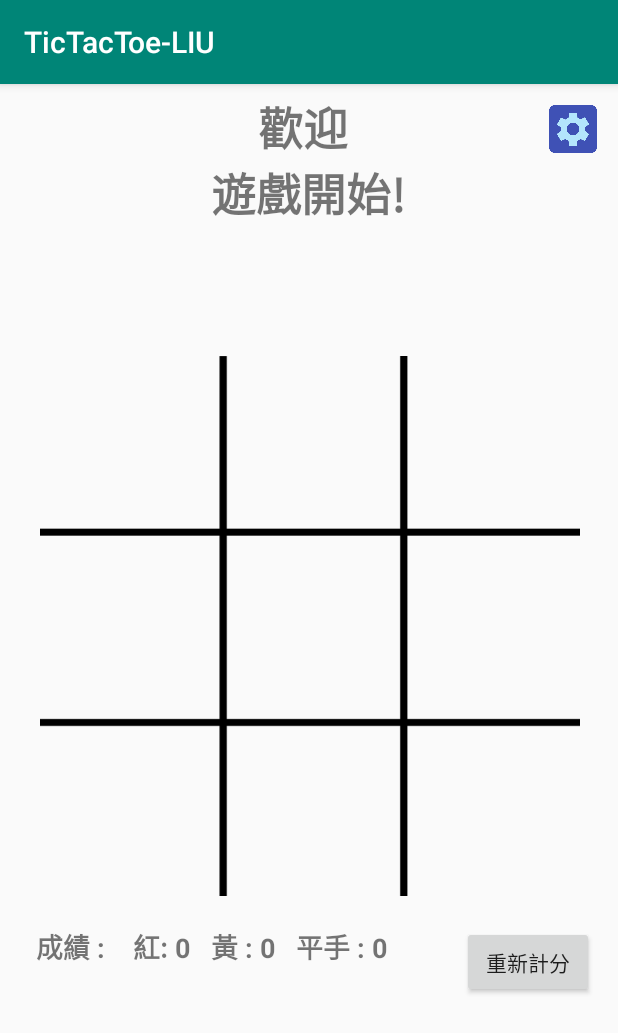
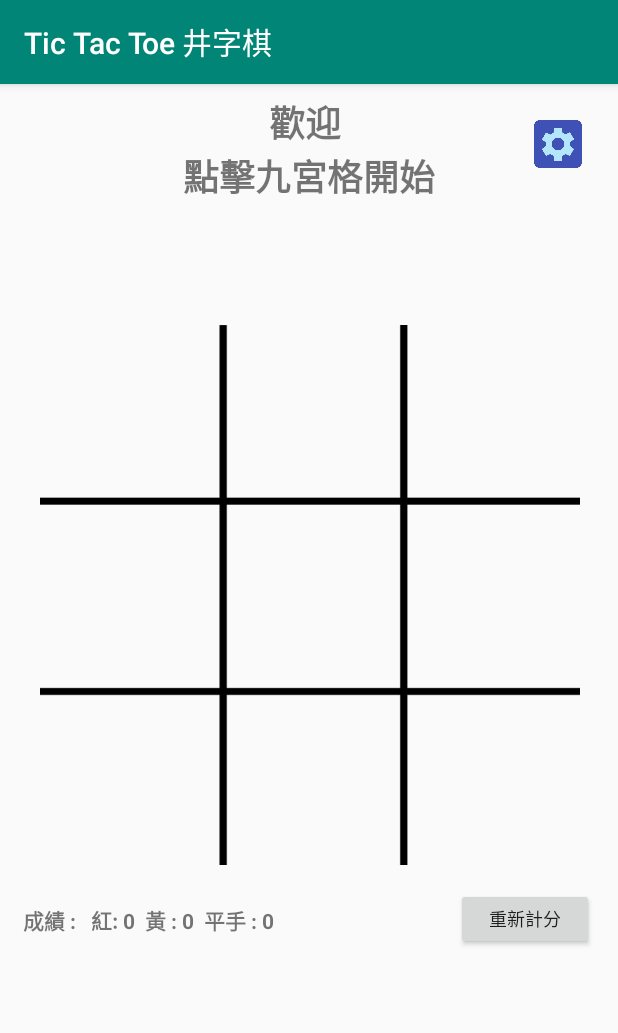
Before and after one commit to liuluke0325/LinkGame, an Android app: the screen it shows after launch (MainActivity), on a phone screen of 412 x 824 dp. Shown: the top 1033 px of the screen. Run offline under Robolectric (Android 15) with nearby library versions, the light colour scheme and no system bars; our stand-ins replace AdMob.

Commit message:
open add, adjust appearance

```diff
--- a/app/src/main/AndroidManifest.xml
+++ b/app/src/main/AndroidManifest.xml
@@ -13,7 +13,7 @@
 
         <meta-data
             android:name="com.google.android.gms.ads.APPLICATION_ID"
-            android:value="ca-app-pub-6224254485550727~2912187030" />
+            android:value="ca-app-pub-6224254485550727~8514446625" />
 
         <activity android:name=".MainActivity">
             <intent-filter>
--- a/app/src/main/java/com/example/linkgame/MainActivity.java
+++ b/app/src/main/java/com/example/linkgame/MainActivity.java
@@ -99,7 +99,7 @@ public void restartGame(View view){
 
         TextView textView = findViewById(R.id.displayPoint);
 
-        textView.setText("成績 : "+"   紅: " + redWinTurn + "   黃 : " + yellowWinTurn +  "   平手 : " + drawTurn);
+        textView.setText("成績 : "+"  紅: " + redWinTurn + "  黃 : " + yellowWinTurn +  "  平手 : " + drawTurn);
 
 
     }
@@ -210,6 +210,7 @@ public void restartGame(View view){
                 setDisplayWord("平手!");
                 newGameButton.setVisibility(View.VISIBLE);
                 countWinTurn(false,false,true);
+                this.gameEnd = true;
 
             }
 
@@ -230,7 +231,7 @@ public void restartGame(View view){
         super.onCreate(savedInstanceState);
         setContentView(R.layout.activity_main);
 
-        MobileAds.initialize(this, "ca-app-pub-6224254485550727/1185361763");
+        MobileAds.initialize(this, "ca-app-pub-6224254485550727~8514446625");
 
         mAdView = findViewById(R.id.adView);
         AdRequest adRequest = new AdRequest.Builder().build();
--- a/app/src/main/res/layout/activity_main.xml
+++ b/app/src/main/res/layout/activity_main.xml
@@ -11,7 +11,7 @@
         android:layout_width="360dp"
         android:layout_height="360dp"
         android:layout_marginStart="25dp"
-        android:layout_marginTop="20dp"
+        android:layout_marginTop="15dp"
         android:layout_marginEnd="24dp"
         android:background="@drawable/board"
         app:columnCount="3"
@@ -131,7 +131,7 @@
         android:layout_width="wrap_content"
         android:layout_height="wrap_content"
         android:layout_marginStart="162dp"
-        android:layout_marginTop="16dp"
+        android:layout_marginTop="10dp"
         android:layout_marginEnd="162dp"
         android:onClick="restartGame"
         android:text="新遊戲"
@@ -142,57 +142,57 @@
 
     <Button
         android:id="@+id/reCountButton"
-        android:layout_width="wrap_content"
-        android:layout_height="wrap_content"
-        android:layout_marginTop="20dp"
+        android:layout_width="92dp"
+        android:layout_height="41dp"
+        android:layout_marginTop="15dp"
         android:layout_marginEnd="16dp"
         android:onClick="reSetCountPoint"
         android:text="重新計分"
+        android:textSize="12sp"
         android:visibility="visible"
         app:layout_constraintEnd_toEndOf="parent"
         app:layout_constraintTop_toBottomOf="@+id/gridLayout" />
 
     <TextView
         android:id="@+id/textDisplay"
-        android:layout_width="222dp"
-        android:layout_height="93dp"
+        android:layout_width="283dp"
+        android:layout_height="87dp"
         android:layout_marginStart="100dp"
-        android:layout_marginTop="4dp"
         android:layout_marginEnd="100dp"
         android:gravity="center_horizontal|center_vertical"
-        android:text="歡迎 \n遊戲開始!"
+        android:text="歡迎 \n點擊九宮格開始"
         android:textAlignment="center"
-        android:textSize="30sp"
+        android:textSize="24sp"
         android:textStyle="bold"
         app:layout_constraintEnd_toEndOf="parent"
-        app:layout_constraintHorizontal_bias="0.545"
         app:layout_constraintStart_toStartOf="parent"
         app:layout_constraintTop_toTopOf="parent" />
 
 
     <com.google.android.gms.ads.AdView xmlns:ads="http://schemas.android.com/apk/res-auto"
         android:id="@+id/adView"
-        android:layout_width="wrap_content"
+        android:layout_width="match_parent"
         android:layout_height="wrap_content"
         android:layout_alignParentBottom="true"
         android:layout_centerHorizontal="true"
         android:layout_marginStart="45dp"
+        android:layout_marginTop="20dp"
         android:layout_marginEnd="46dp"
-        android:visibility="invisible"
         ads:adSize="BANNER"
-        ads:adUnitId="ca-app-pub-3940256099942544/6300978111"
-        ads:layout_constraintBottom_toBottomOf="parent"
+        ads:adUnitId="ca-app-pub-6224254485550727/8322874936"
         ads:layout_constraintEnd_toEndOf="parent"
-        ads:layout_constraintStart_toStartOf="parent"></com.google.android.gms.ads.AdView>
+        ads:layout_constraintStart_toStartOf="parent"
+        ads:layout_constraintTop_toBottomOf="@+id/displayPoint"></com.google.android.gms.ads.AdView>
 
     <TextView
         android:id="@+id/displayPoint"
         android:layout_width="244dp"
         android:layout_height="43dp"
-        android:layout_marginStart="24dp"
-        android:layout_marginTop="20dp"
+        android:layout_marginStart="15dp"
+        android:layout_marginTop="15dp"
 
-        android:textSize="18sp"
+        android:gravity="center_vertical"
+        android:textSize="14sp"
         android:textStyle="bold"
         app:layout_constraintStart_toStartOf="parent"
         app:layout_constraintTop_toBottomOf="@+id/gridLayout" />
@@ -201,8 +201,8 @@
         android:id="@+id/imageButton"
         android:layout_width="40dp"
         android:layout_height="40dp"
-        android:layout_marginTop="10dp"
-        android:layout_marginEnd="10dp"
+        android:layout_marginTop="20dp"
+        android:layout_marginEnd="20dp"
         android:background="#00FFFFFF"
         android:onClick="goSetting"
         android:scaleType="centerCrop"
--- a/app/src/main/res/values/strings.xml
+++ b/app/src/main/res/values/strings.xml
@@ -1,3 +1,3 @@
 <resources>
-    <string name="app_name">TicTacToe-LIU</string>
+    <string name="app_name">Tic Tac Toe 井字棋</string>
 </resources>
```
Also changed, not shown: app/src/main/res/layout/activity_setting.xml (+14 -12 lines).
